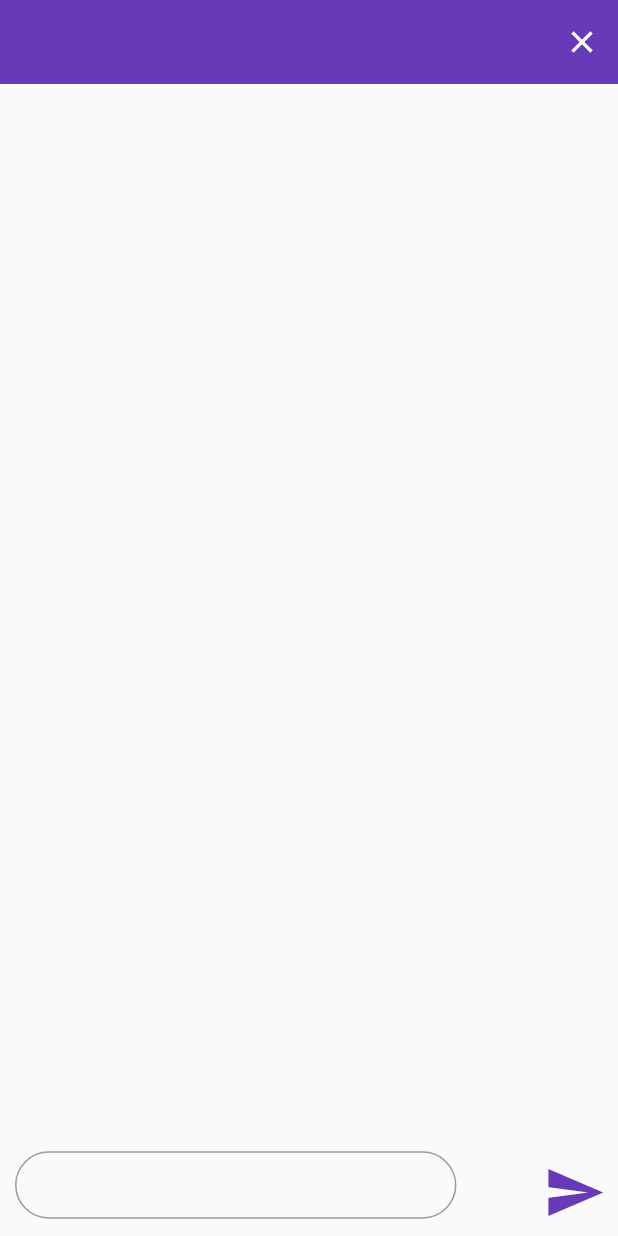
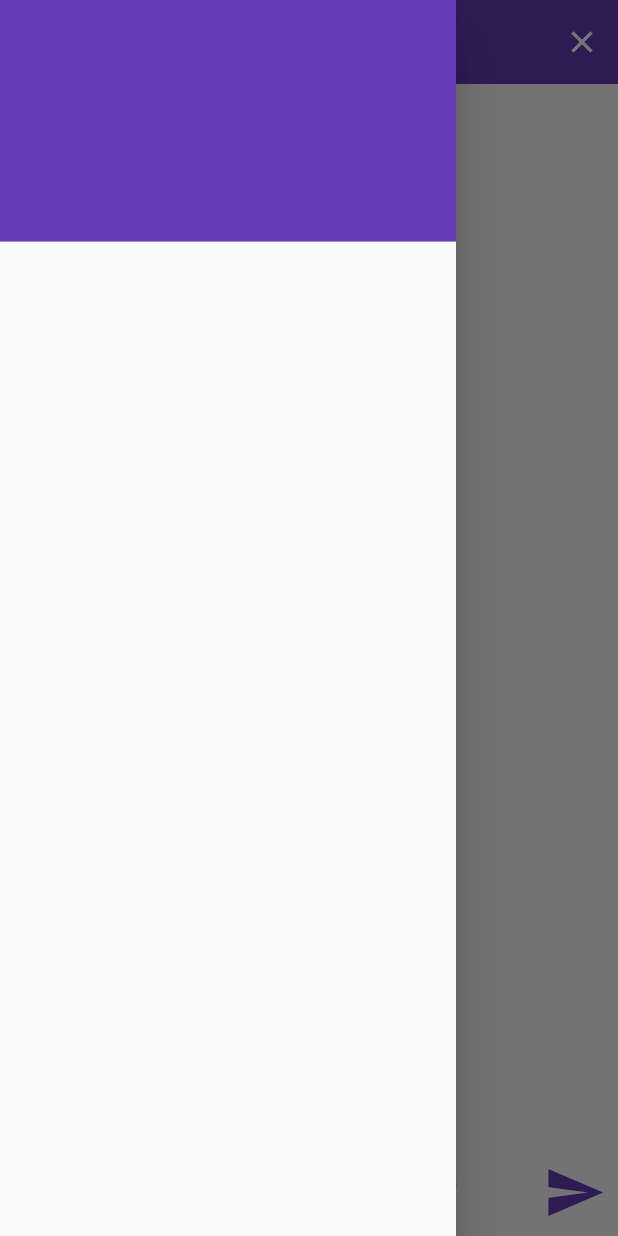
Before and after one commit to nmustakim/chatting_app_firebase, a Flutter app: the Home screen opened directly, with the side drawer open (before the commit the screen has no drawer), on a phone screen of 412 x 824 dp. Run offline on Flutter 3.47's test engine with Material 2 defaults, Android fonts, the phone set to English and light mode, and no system bars; our stand-ins replace cloud_firestore, firebase_auth, firebase_core, get; accounts and stored records are empty.

Commit message:
close functionality

```diff
--- a/lib/screens/home.dart
+++ b/lib/screens/home.dart
@@ -1,3 +1,5 @@
+import 'dart:io';
+
 import 'package:cloud_firestore/cloud_firestore.dart';
 import 'package:firebase_auth/firebase_auth.dart';
 import 'package:flutter/material.dart';
@@ -53,7 +55,24 @@ class _HomeState extends State<Home> {
   @override
   Widget build(BuildContext context) {
     return Scaffold(
-      appBar: AppBar(elevation:0,backgroundColor:Colors.deepPurple,automaticallyImplyLeading: false,actions: [IconButton(onPressed: (){Navigator.pop(context);}, icon: const Icon(Icons.close))],),
+      appBar: AppBar(elevation:0,backgroundColor:Colors.deepPurple,actions: [IconButton(onPressed: (){exit(0);}, icon: const Icon(Icons.close))],),
+drawer: Drawer(
+
+    child: ListView(
+      padding: EdgeInsets.zero,
+      children: [
+        DrawerHeader(
+          decoration:  const BoxDecoration(
+color: Colors.deepPurple
+          ),
+          child: Center(child: Text(user!.email!,style: const TextStyle(fontSize: 20,color: Colors.white),),),
+
+          ),
+
+      ],
+    ),
+  ),
+
         body: SafeArea(
       child: Padding(
         padding: const EdgeInsets.all(10.0),
--- a/lib/screens/welcome.dart
+++ b/lib/screens/welcome.dart
@@ -8,14 +8,14 @@ class Welcome extends StatelessWidget {
   @override
   Widget build(BuildContext context) {
     return  Scaffold(
+
       body: SafeArea(
         child: Padding(
-          padding: const EdgeInsets.fromLTRB(24, 0, 24 , 128),
+          padding: const EdgeInsets.all(32.0),
           child: Column(
 mainAxisAlignment: MainAxisAlignment.center,
             children: [
-              const Expanded(child: SizedBox()),
-              const Center(child: Text('ChatEasy',style: TextStyle(fontSize: 50,fontWeight: FontWeight.bold,))),
+              Container(height:150,width:MediaQuery.of(context).size.width,decoration:const BoxDecoration(color:Colors.deepPurple,borderRadius: BorderRadius.only(bottomRight: Radius.circular(96),bottomLeft: Radius.circular(96),topRight: Radius.circular(96))),child: const Center(child: Text('ChatEasy',style: TextStyle(fontSize: 50,color:Colors.white)))),
               const SizedBox(height: 80,),
               SizedBox(height:48,width:300,child: ElevatedButton(style: ElevatedButton.styleFrom(backgroundColor:Colors.deepPurple,shape: RoundedRectangleBorder(borderRadius: BorderRadius.circular(24))),onPressed: (){Navigator.push(context, MaterialPageRoute(builder: (context)=>const LoginForm()));}, child: const Text("Login"))),
               const SizedBox(height: 16,),
```
